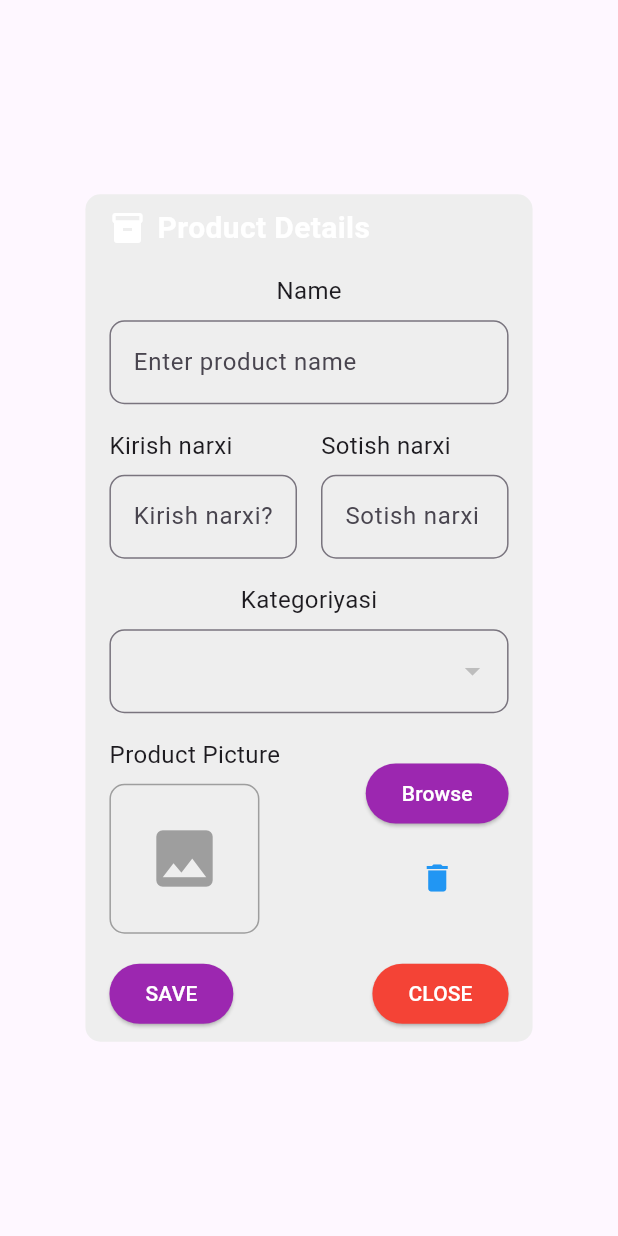
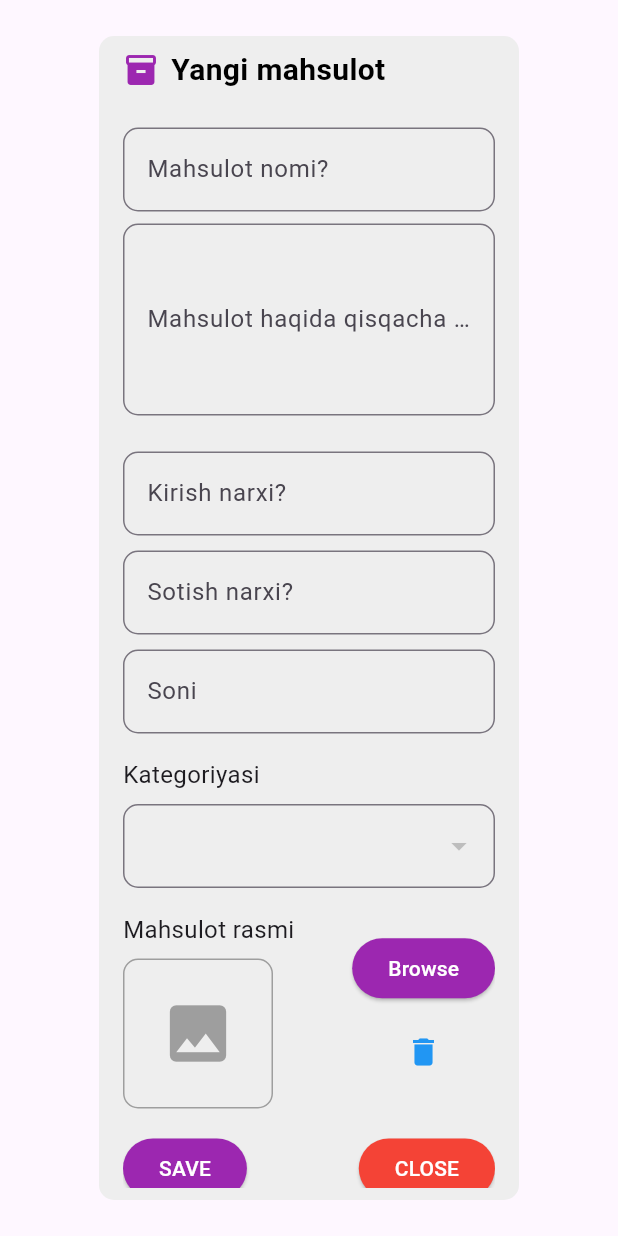
Before and after one commit to TeacherShoxrux/ims-web-flutter, a Flutter app: the AddProductAlert widget shown alone on an empty page, opened directly with empty values, after a tap on "Browse", on a phone screen of 412 x 824 dp. Run offline on Flutter 3.47's test engine with Material 3 defaults, Android fonts, the phone set to English and light mode, and no system bars; our stand-ins replace file_picker, shared_preferences; missing offline and left inert: http_interceptor; accounts and stored records are empty; network calls fail.

Commit message:
some changes

```diff
--- a/lib/UI/pages/products/widgets/add_product_alert.dart
+++ b/lib/UI/pages/products/widgets/add_product_alert.dart
@@ -1,12 +1,10 @@
-import 'dart:convert';
-import 'dart:typed_data';
-
-import 'package:flutter/foundation.dart';
+import 'package:file_picker/file_picker.dart';
 import 'package:flutter/material.dart';
-import 'package:image_picker/image_picker.dart';
 import 'package:ims_web/models/category_model.dart';
 import 'package:ims_web/services/category_service.dart';
 import 'package:ims_web/services/product_service.dart';
+
+import '../../../../services/progress_service.dart';
 
 class AddProductAlert extends StatefulWidget {
  const AddProductAlert({super.key, required this.productService});
@@ -17,43 +15,38 @@ class AddProductAlert extends StatefulWidget {
 
 class _AddProductAlertState extends State<AddProductAlert> {
   final _productName = TextEditingController();
+  final _productDescription = TextEditingController();
+  final _purchasePrice = TextEditingController();
+  final _salePrice = TextEditingController();
+  final _quantity = TextEditingController();
+  final _categoryService = CategoryService();
+  PlatformFile? image;
+  String? imageUrl;
+  Future<void> pickImageWeb() async {
+    FilePickerResult? result = await FilePicker.platform.pickFiles();
+    PlatformFile? file = result?.files.first;
 
-  final _purchasePrice = TextEditingController();
-
-  final _salePrice = TextEditingController();
-
-  final _categoryService = CategoryService();
-
-  Uint8List? base64Image;
-
-  Future<void> pickImageWeb() async {
-    final ImagePicker picker = ImagePicker();
-    final XFile? pickedFile = await picker.pickImage(
-      source: ImageSource.gallery,
-    );
-
-    if (pickedFile != null) {
-      base64Image = await pickedFile.readAsBytes();
-
-      if (kDebugMode) {
-        print(await uploadImage());
-      }
+    if (file != null) {
+      image = file;
+      //
+      // if (kDebugMode) {
+      //   print("-----------------------------------------------------------------------------------");
+      //   imageUrl=await uploadImage();
+      //   print(imageUrl);
+      //   print("-----------------------------------------------------------------------------------");
+      // }
       setState(() {});
-    }
-    else
-    {
-
     }
   }
 
   Future<String?> uploadImage()async{
-    if(base64Image!=null) {
-      return await widget.productService.uploadImage(base64Image!);
+    if(image!=null) {
+      return await widget.productService.uploadImage(image!);
     }
     return null;
   }
 
-  CategoryModel? _selectedCategory;
+  static CategoryModel? _selectedCategory;
 
   @override
   Widget build(BuildContext context) {
@@ -66,20 +59,20 @@ class _AddProductAlertState extends State<AddProductAlert> {
             // Sarlavha va ikonka
             Row(
               children: [
-                Icon(Icons.inventory, color: Colors.white),
+                Icon(Icons.inventory, color: Colors.purple),
                 SizedBox(width: 8),
                 Text(
-                  'Product Details',
+                  'Yangi mahsulot',
                   style: TextStyle(
                     fontSize: 20,
                     fontWeight: FontWeight.bold,
-                    color: Colors.white,
+                    color: Colors.black,
                   ),
                 ),
               ],
             ),
             SizedBox(height: 16),
-            Text('Name', style: TextStyle(fontSize: 16)),
+            // Text('Nomi', style: TextStyle(fontSize: 16)),
             SizedBox(height: 8),
             TextField(
               controller: _productName,
@@ -87,18 +80,29 @@ class _AddProductAlertState extends State<AddProductAlert> {
                 border: OutlineInputBorder(
                   borderRadius: BorderRadius.circular(10),
                 ),
-                hintText: 'Enter product name',
+                labelText: 'Mahsulot nomi?',
+              ),
+            ),
+            // Text('Mahsulot haqida?', style: TextStyle(fontSize: 16)),
+            SizedBox(height: 8),
+            TextField(
+              maxLines: 4,
+              controller: _productDescription,
+              decoration: InputDecoration(
+                border: OutlineInputBorder(
+                  borderRadius: BorderRadius.circular(10),
+                ),
+                labelText: "Mahsulot haqida qisqacha ma'lumot",
               ),
             ),
             SizedBox(height: 16),
-            // Purchase Price va Sale Price maydonlari
             Row(
               children: [
                 Expanded(
                   child: Column(
                     crossAxisAlignment: CrossAxisAlignment.start,
                     children: [
-                      Text('Kirish narxi', style: TextStyle(fontSize: 16)),
+                      // Text('Kirish narxi', style: TextStyle(fontSize: 16)),
                       SizedBox(height: 8),
                       TextField(
                         controller: _purchasePrice,
@@ -107,19 +111,11 @@ class _AddProductAlertState extends State<AddProductAlert> {
                           border: OutlineInputBorder(
                             borderRadius: BorderRadius.circular(10),
                           ),
-                          hintText: 'Kirish narxi?',
+                          labelText: 'Kirish narxi?',
                         ),
                       ),
-                    ],
-                  ),
-                ),
-                SizedBox(width: 16),
-                Expanded(
-                  child: Column(
-                    crossAxisAlignment: CrossAxisAlignment.start,
-                    children: [
-                      Text('Sotish narxi', style: TextStyle(fontSize: 16)),
-                      SizedBox(height: 8),
+                      SizedBox(height: 10),
+
                       TextField(
                         controller: _salePrice,
                         keyboardType: TextInputType.number,
@@ -127,17 +123,35 @@ class _AddProductAlertState extends State<AddProductAlert> {
                           border: OutlineInputBorder(
                             borderRadius: BorderRadius.circular(10),
                           ),
-                          hintText: 'Sotish narxi',
+                          labelText: 'Sotish narxi?',
+                        ),
+                      ),
+
+                      SizedBox(height: 10),
+
+                      TextField(
+                        controller: _quantity,
+                        keyboardType: TextInputType.number,
+                        decoration: InputDecoration(
+                          border: OutlineInputBorder(
+                            borderRadius: BorderRadius.circular(10),
+                          ),
+                          labelText: 'Soni',
                         ),
                       ),
                     ],
                   ),
                 ),
+
               ],
             ),
             SizedBox(height: 16),
             // Category dropdown
-            Text('Kategoriyasi', style: TextStyle(fontSize: 16)),
+            Row(
+              children: [
+                Text('Kategoriyasi', style: TextStyle(fontSize: 16)),
+              ],
+            ),
             SizedBox(height: 8),
             FutureBuilder<List<CategoryModel>>(
               future: _categoryService.getAllCategories(),
@@ -173,7 +187,7 @@ class _AddProductAlertState extends State<AddProductAlert> {
                 Column(
                   crossAxisAlignment: CrossAxisAlignment.start,
                   children: [
-                    Text('Product Picture', style: TextStyle(fontSize: 16)),
+                    Text('Mahsulot rasmi', style: TextStyle(fontSize: 16)),
                     SizedBox(height: 8),
                     Container(
                       width: 100,
@@ -183,9 +197,8 @@ class _AddProductAlertState extends State<AddProductAlert> {
                         borderRadius: BorderRadius.circular(10),
                       ),
                       child: Center(
-                        child:
-                            base64Image != null
-                                ? Image.memory(base64Image!)
+                        child: image != null
+                                ? Image.memory(image!.bytes!)
                                 : Icon(Icons.image,size: 50, color: Colors.grey),
                       ),
                     ),
@@ -201,10 +214,12 @@ class _AddProductAlertState extends State<AddProductAlert> {
                       ),
                       child: Text('Browse'),
                     ),
+
                     SizedBox(height: 8),
+
                     IconButton(
                       onPressed: () {
-                        // Rasmni o'chirish logikasi
+
                         print('Rasm o\'chirildi');
                       },
                       icon: Icon(Icons.delete, color: Colors.blue),
@@ -219,22 +234,33 @@ class _AddProductAlertState extends State<AddProductAlert> {
               mainAxisAlignment: MainAxisAlignment.spaceBetween,
               children: [
                 ElevatedButton(
-                  onPressed: () {
-                    // if (newProductName.isNotEmpty &&
-                    //     newPurchasePrice.isNotEmpty &&
-                    //     newSalePrice.isNotEmpty) {
-                    //   setState(() {
-                    //     // Yangi mahsulotni ro'yxatga qo'shish
-                    //     products.insert(0, {
-                    //       'sr': (products.length + 1).toString(),
-                    //       'name': newProductName,
-                    //       'category': selectedCategory,
-                    //       'purPrice': newPurchasePrice,
-                    //       'salePrice': newSalePrice,
-                    //     });
-                    //   });
-                    //   Navigator.of(context).pop(); // Dialogni yopish
-                    // }
+                  onPressed: ()async {
+                    try{
+                      ProgressService.show(context, message: "Iltimos kuting...");
+                      var result= await widget.productService.createProduct({
+                        "name": _productName.text,
+                        "description": _productDescription.text,
+                        "salePrice": int.parse(_salePrice.text),
+                        "purchasePrice": int.parse(_purchasePrice.text),
+                        "quantity": int.parse(_quantity.text),
+                        "categoryId": _selectedCategory?.id,
+                        "image": await uploadImage()
+                      });
+
+                      print("------------------------------------------------");
+                      print(result);
+                      print("------------------------------------------------");
+                      ProgressService.hide (context);
+                      if(result){
+                        Navigator.of(context).pop();
+                      }
+                    }catch(e){
+
+                    }
+
+
+                       // Dialogni yopish
+
                   },
                   style: ElevatedButton.styleFrom(
                     backgroundColor: Colors.purple, // SAVE tugmasi rangi
--- a/lib/routes/urls.dart
+++ b/lib/routes/urls.dart
@@ -1,4 +1,6 @@
 class Urls{
   static const baseUrl ="http://localhost:5046";
+  static const baseUrlImage ="$baseUrl/images";
+
 
 }
--- a/lib/services/category_service.dart
+++ b/lib/services/category_service.dart
@@ -3,12 +3,15 @@ import 'api_service.dart';
 
 class CategoryService {
   final ApiService _api = ApiService();
+static  List<CategoryModel> categories=[];
 
   Future<List<CategoryModel>> getAllCategories() async {
     try {
-      List response = await _api.get('api/Category/GetCategories');
-      print(response);
-      return response.map((e)=>CategoryModel.fromJson(e)).toList();
+      if(categories.isEmpty) {
+        List response = await _api.get('api/Category/GetCategories');
+        categories=response.map((e)=>CategoryModel.fromJson(e)).toList();
+      }
+      return categories;
     } catch (e) {
       print("Kategoriyalarni olishda xatolik: $e");
       return [];
--- a/pubspec.yaml
+++ b/pubspec.yaml
@@ -38,8 +38,8 @@ dependencies:
   http: ^0.13.6
   http_interceptor: ^1.0.2
   shared_preferences: ^2.2.0
-  image_picker: ^1.0.4
-  http_parser:
+  file_picker: ^10.1.2
+  get: ^4.7.2
 
 dev_dependencies:
   flutter_test:
```
Also changed, not shown: lib/UI/pages/products/products.dart (+15 -12 lines), lib/models/product_model.dart (+8 -8 lines), lib/services/api_service.dart (+7 -4 lines), lib/services/product_service.dart (+10 -4 lines), pubspec.lock, 5 other files.
